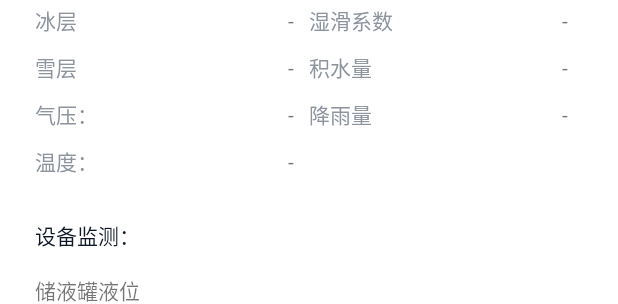
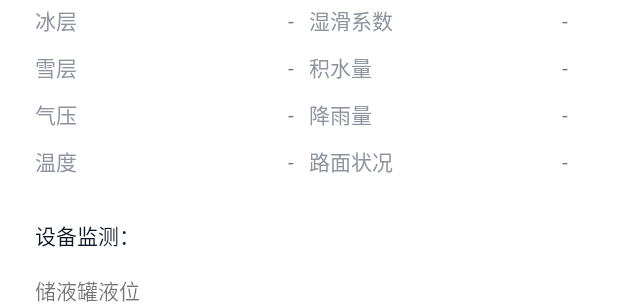
Before and after one commit to lilinkun/Deicing, an Android app: the layout fragment_status_monitor.xml on its own in the app's theme, with its tools: preview values and no code run, on a phone screen of 412 x 824 dp. Shown: the part 149-453 px from the top of the screen. Run offline under Robolectric (Android 15) with nearby library versions, the phone set to English and light mode, and no system bars.

Commit message:
设备的状态监测添加和pc端一样的字段

```diff
--- a/app/build.gradle
+++ b/app/build.gradle
@@ -17,7 +17,7 @@ android {
         minSdkVersion 21
         targetSdkVersion 30
         versionCode 2
-        versionName "1.0"
+        versionName "1.1"
 
         testInstrumentationRunner "androidx.test.runner.AndroidJUnitRunner"
     }
--- a/app/src/main/java/com/communication/deicing/activity/BindPhoneActivity.java
+++ b/app/src/main/java/com/communication/deicing/activity/BindPhoneActivity.java
@@ -10,6 +10,7 @@ import com.communication.deicing.R;
 import com.communication.deicing.base.BaseActivity;
 import com.communication.deicing.base.BasePresenter;
 import com.communication.deicing.presenter.BindPhonePresenter;
+import com.communication.deicing.util.ConstantsUtil;
 import com.communication.deicing.util.DeicingUtil;
 import com.communication.deicing.util.UToastUtil;
 import com.communication.deicing.view.BindPhoneView;
@@ -40,6 +41,10 @@ public class BindPhoneActivity extends BaseActivity<BindPhoneView, BindPhonePres
 
     @Override
     public void initView() {
+
+        if (getIntent() != null && getIntent().getStringExtra(ConstantsUtil.PHONE) != null){
+            evMobilePhoneValue.setText(getIntent().getStringExtra(ConstantsUtil.PHONE));
+        }
 
     }
 
--- a/app/src/main/res/layout/activity_login.xml
+++ b/app/src/main/res/layout/activity_login.xml
@@ -26,7 +26,7 @@
     <TextView
         android:layout_width="wrap_content"
         android:layout_height="wrap_content"
-        android:text="智能抗冰系统"
+        android:text="智能抗冰控制系统"
         android:textColor="@color/main_color"
         android:textSize="24sp"
         android:textStyle="bold"
--- a/app/src/main/res/layout/fragment_status_monitor.xml
+++ b/app/src/main/res/layout/fragment_status_monitor.xml
@@ -384,6 +384,21 @@
                 android:orientation="horizontal"
                 >
 
+                <TextView
+                    android:layout_width="wrap_content"
+                    android:layout_height="wrap_content"
+                    android:text="@string/road_status"
+                    android:textColor="@color/text_gray"
+                    />
+
+                <TextView
+                    android:id="@+id/tv_road_status"
+                    android:layout_width="match_parent"
+                    android:layout_height="wrap_content"
+                    android:gravity="right"
+                    android:layout_marginEnd="10dp"
+                    android:text="-"
+                    />
 
             </LinearLayout>
 
--- a/app/src/main/res/values/strings.xml
+++ b/app/src/main/res/values/strings.xml
@@ -47,8 +47,9 @@
     <string name="gps_tip">GPS：</string>
     <string name="card_id_tip">卡号：</string>
     <string name="last_operation_time_tip">最后通讯时间：</string>
-    <string name="kpa">气压：</string>
-    <string name="temp">温度：</string>
+    <string name="kpa">气压</string>
+    <string name="temp">温度</string>
+    <string name="road_status">路面状况</string>
 
     <string name="switch_device">开关</string>
     <string name="booster_pump">增压泵</string>
```
Also changed, not shown: app/src/main/java/com/communication/deicing/fragment/StatusMonitorFragment.java (+7 -0 lines), app/src/main/java/com/communication/deicing/http/rxjavahelper/RxObserver.java (+6 -4 lines), app/src/main/java/com/communication/deicing/util/RoadStatusEnum.java (added, +46 -0 lines), 1 other file.
